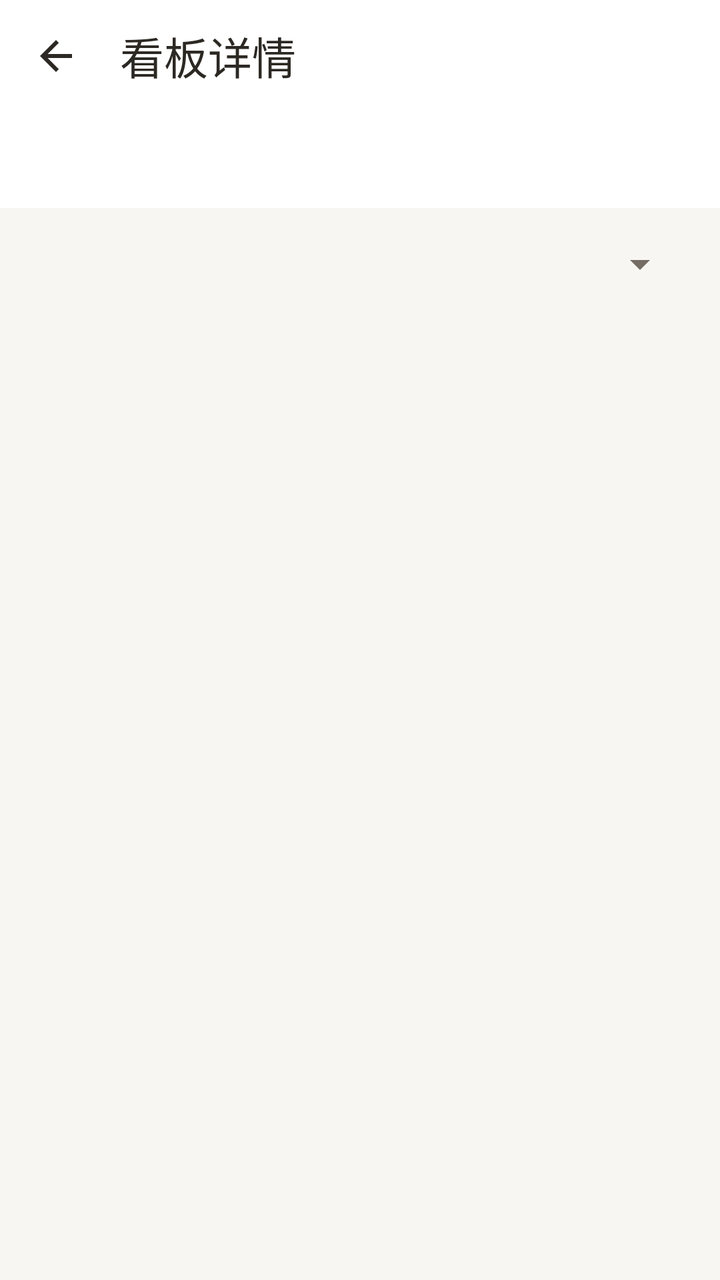
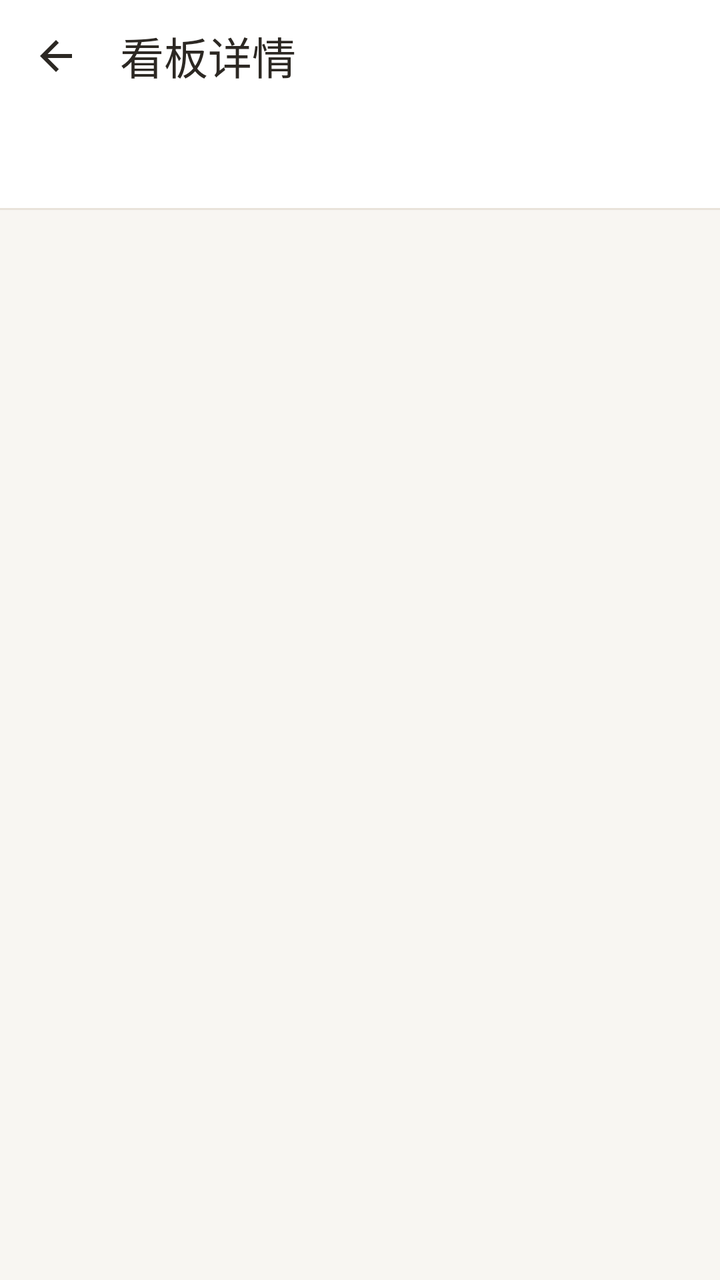

Before-and-after screenshots of an Android layout around one commit, followed by the original layout XML and the change that was made.
<!-- AndroidManifest.xml: application theme Theme.Project_Pandora -->
<!-- res/layout/activity_home_boards.xml -->
<?xml version="1.0" encoding="utf-8"?>
<LinearLayout xmlns:android="http://schemas.android.com/apk/res/android"
    xmlns:app="http://schemas.android.com/apk/res-auto"
    android:id="@+id/homeBoardsRoot" android:layout_width="match_parent" android:layout_height="match_parent"
    android:orientation="vertical" android:background="@color/color_bg_page">
    <com.google.android.material.appbar.MaterialToolbar
        android:id="@+id/toolbar" android:layout_width="match_parent" android:layout_height="56dp"
        android:background="@color/color_surface" app:title="看板详情" app:titleTextColor="@color/color_text_primary"
        app:navigationIcon="@drawable/ic_back" app:navigationIconTint="@color/color_text_primary"
        app:navigationContentDescription="返回首页" />
    <com.google.android.material.tabs.TabLayout
        android:id="@+id/boardTabs" android:layout_width="match_parent" android:layout_height="48dp"
        android:background="@color/color_surface" app:tabMode="fixed" app:tabGravity="fill" />
    <LinearLayout android:layout_width="match_parent" android:layout_height="wrap_content"
        android:minHeight="56dp" android:gravity="center_vertical" android:paddingHorizontal="16dp">
        <TextView android:id="@+id/boardCount" android:layout_width="0dp" android:layout_height="wrap_content" android:layout_weight="1"
            android:paddingVertical="12dp" android:textSize="13sp" android:textColor="@color/color_text_secondary" />
        <Spinner android:id="@+id/taskFilter" android:layout_width="144dp" android:layout_height="48dp"
            android:spinnerMode="dropdown" android:contentDescription="任务看板状态筛选" />
    </LinearLayout>
    <ProgressBar android:id="@+id/boardProgress" style="?android:attr/progressBarStyleHorizontal"
        android:layout_width="match_parent" android:layout_height="3dp" android:indeterminate="true" android:visibility="invisible" />
    <FrameLayout android:layout_width="match_parent" android:layout_height="0dp" android:layout_weight="1">
        <androidx.recyclerview.widget.RecyclerView android:id="@+id/eventsList"
            android:layout_width="match_parent" android:layout_height="match_parent" android:paddingHorizontal="12dp"
            android:paddingBottom="12dp" android:clipToPadding="false" android:scrollbars="vertical" />
        <androidx.recyclerview.widget.RecyclerView android:id="@+id/tasksList"
            android:layout_width="match_parent" android:layout_height="match_parent" android:paddingHorizontal="12dp"
            android:paddingBottom="12dp" android:clipToPadding="false" android:scrollbars="vertical" android:visibility="gone" />
        <LinearLayout android:id="@+id/boardFeedback" android:layout_width="match_parent" android:layout_height="match_parent"
            android:orientation="vertical" android:gravity="center" android:padding="24dp">
            <TextView android:id="@+id/boardMessage" android:layout_width="match_parent" android:layout_height="wrap_content"
                android:gravity="center" android:textSize="15sp" android:textColor="@color/color_text_secondary"
                android:accessibilityLiveRegion="polite" />
            <com.google.android.material.button.MaterialButton android:id="@+id/retryBoard"
                style="@style/Widget.Pandora.Button.Outlined" android:layout_width="wrap_content" android:layout_height="48dp"
                android:layout_marginTop="16dp" android:text="重新加载" android:visibility="gone" />
        </LinearLayout>
    </FrameLayout>
</LinearLayout>
<!-- resources referenced by this layout -->
<resources>
  <color name="color_bg_page">#F8F6F2</color>
  <color name="color_surface">#FFFFFF</color>
  <color name="color_text_primary">#2C2823</color>
  <color name="color_text_secondary">#756D63</color>
  <style name="Widget.Pandora.Button.Outlined" parent="Widget.Material3.Button.OutlinedButton">
          <item name="cornerRadius">14dp</item>
          <item name="strokeColor">@color/color_border_strong</item>
          <item name="android:minHeight">48dp</item>
          <item name="android:textAppearance">@style/TextAppearance.Pandora.Label</item>
          <item name="android:textAllCaps">false</item>
      </style>
  <style name="Theme.Project_Pandora" parent="Base.Theme.Project_Pandora" />
  <color name="color_border_strong">#BDB0A0</color>
  <color name="color_accent">#725B49</color>
  <color name="color_on_accent">#FFFFFF</color>
  <color name="color_accent_soft">#EEE6DC</color>
  <color name="color_surface_soft">#F3EFE8</color>
  <color name="color_divider">#E9E3DA</color>
  <color name="color_error">#A1473A</color>
  <color name="color_error_surface">#F8EAE5</color>
  <style name="TextAppearance.Pandora.Body" parent="TextAppearance.Material3.BodyLarge">
          <item name="android:fontFamily">sans-serif</item>
          <item name="android:textSize">16sp</item>
          <item name="android:textColor">@color/color_text_primary</item>
      </style>
  <style name="TextAppearance.Pandora.BodySmall" parent="TextAppearance.Material3.BodyMedium">
          <item name="android:textSize">14sp</item>
          <item name="android:textColor">@color/color_text_secondary</item>
      </style>
  <style name="TextAppearance.Pandora.Title" parent="TextAppearance.Material3.TitleLarge">
          <item name="android:fontFamily">sans-serif-medium</item>
          <item name="android:textSize">22sp</item>
          <item name="android:textColor">@color/color_text_primary</item>
      </style>
  <style name="Widget.Pandora.Button" parent="Widget.Material3.Button">
          <item name="cornerRadius">14dp</item>
          <item name="android:minHeight">52dp</item>
          <item name="android:textAppearance">@style/TextAppearance.Pandora.Label</item>
          <item name="android:textAllCaps">false</item>
          <item name="android:stateListAnimator">@null</item>
      </style>
  <style name="Widget.Pandora.LegacyCard" parent="CardView">
          <item name="cardBackgroundColor">@color/color_surface</item>
          <item name="cardCornerRadius">18dp</item>
          <item name="cardElevation">1dp</item>
      </style>
  <style name="Widget.Pandora.Toolbar" parent="Widget.Material3.Toolbar">
          <item name="android:background">@color/color_surface</item>
          <item name="android:minHeight">64dp</item>
          <item name="android:elevation">0dp</item>
          <item name="titleTextAppearance">@style/TextAppearance.Pandora.Title</item>
          <item name="titleTextColor">@color/color_text_primary</item>
          <item name="subtitleTextColor">@color/color_text_secondary</item>
          <item name="navigationIconTint">@color/color_text_primary</item>
          <item name="contentInsetStart">20dp</item>
          <item name="contentInsetEnd">16dp</item>
      </style>
  <style name="Widget.Pandora.Fab" parent="Widget.Material3.FloatingActionButton.Primary">
          <item name="backgroundTint">@color/color_accent</item>
          <item name="tint">@color/color_on_accent</item>
          <item name="elevation">2dp</item>
      </style>
  <style name="TextAppearance.Pandora.Navigation" parent="TextAppearance.Material3.LabelMedium">
          <item name="android:fontFamily">sans-serif-medium</item>
          <item name="android:textSize">12sp</item>
          <item name="android:letterSpacing">0</item>
      </style>
  <style name="Widget.Pandora.NavIndicator" parent="Widget.Material3.BottomNavigationView.ActiveIndicator">
          <item name="android:color">@color/color_accent_soft</item>
      </style>
  <!-- unchanged entries left out for length: 8 -->
</resources>

<!-- the commit's change to res/layout/activity_home_boards.xml (unified diff, before → after) -->
@@ -11,12 +11,11 @@
     <com.google.android.material.tabs.TabLayout
         android:id="@+id/boardTabs" android:layout_width="match_parent" android:layout_height="48dp"
         android:background="@color/color_surface" app:tabMode="fixed" app:tabGravity="fill" />
+    <View android:layout_width="match_parent" android:layout_height="1dp" android:background="@color/color_divider" />
     <LinearLayout android:layout_width="match_parent" android:layout_height="wrap_content"
         android:minHeight="56dp" android:gravity="center_vertical" android:paddingHorizontal="16dp">
         <TextView android:id="@+id/boardCount" android:layout_width="0dp" android:layout_height="wrap_content" android:layout_weight="1"
             android:paddingVertical="12dp" android:textSize="13sp" android:textColor="@color/color_text_secondary" />
-        <Spinner android:id="@+id/taskFilter" android:layout_width="144dp" android:layout_height="48dp"
-            android:spinnerMode="dropdown" android:contentDescription="任务看板状态筛选" />
     </LinearLayout>
     <ProgressBar android:id="@+id/boardProgress" style="?android:attr/progressBarStyleHorizontal"
         android:layout_width="match_parent" android:layout_height="3dp" android:indeterminate="true" android:visibility="invisible" />
<!-- resource entries referenced after the edit -->
@@ -3,13 +3,14 @@
   <color name="color_bg_page">#F8F6F2</color>
   <color name="color_surface">#FFFFFF</color>
   <color name="color_text_primary">#2C2823</color>
-  <color name="color_text_secondary">#756D63</color>
+  <color name="color_text_secondary">#71695F</color>
   <style name="Widget.Pandora.Button.Outlined" parent="Widget.Material3.Button.OutlinedButton">
           <item name="cornerRadius">14dp</item>
           <item name="strokeColor">@color/color_border_strong</item>
           <item name="android:minHeight">48dp</item>
           <item name="android:textAppearance">@style/TextAppearance.Pandora.Label</item>
           <item name="android:textAllCaps">false</item>
+          <item name="android:stateListAnimator">@animator/pandora_button_press</item>
       </style>
   <style name="Theme.Project_Pandora" parent="Base.Theme.Project_Pandora" />
   <color name="color_border_strong">#BDB0A0</color>
@@ -39,7 +40,7 @@
           <item name="android:minHeight">52dp</item>
           <item name="android:textAppearance">@style/TextAppearance.Pandora.Label</item>
           <item name="android:textAllCaps">false</item>
-          <item name="android:stateListAnimator">@null</item>
+          <item name="android:stateListAnimator">@animator/pandora_button_press</item>
       </style>
   <style name="Widget.Pandora.LegacyCard" parent="CardView">
           <item name="cardBackgroundColor">@color/color_surface</item>
@@ -48,13 +49,13 @@
       </style>
   <style name="Widget.Pandora.Toolbar" parent="Widget.Material3.Toolbar">
           <item name="android:background">@color/color_surface</item>
-          <item name="android:minHeight">64dp</item>
+          <item name="android:minHeight">56dp</item>
           <item name="android:elevation">0dp</item>
           <item name="titleTextAppearance">@style/TextAppearance.Pandora.Title</item>
           <item name="titleTextColor">@color/color_text_primary</item>
           <item name="subtitleTextColor">@color/color_text_secondary</item>
           <item name="navigationIconTint">@color/color_text_primary</item>
-          <item name="contentInsetStart">20dp</item>
+          <item name="contentInsetStart">16dp</item>
           <item name="contentInsetEnd">16dp</item>
       </style>
   <style name="Widget.Pandora.Fab" parent="Widget.Material3.FloatingActionButton.Primary">
